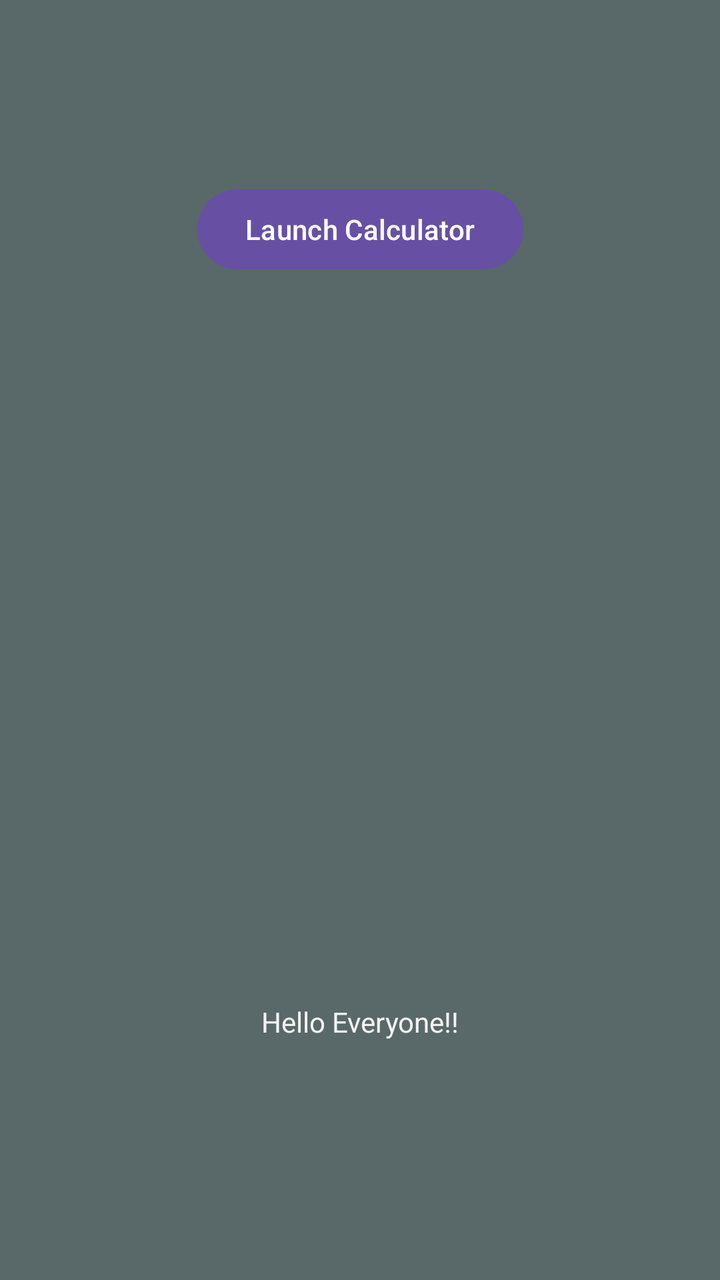
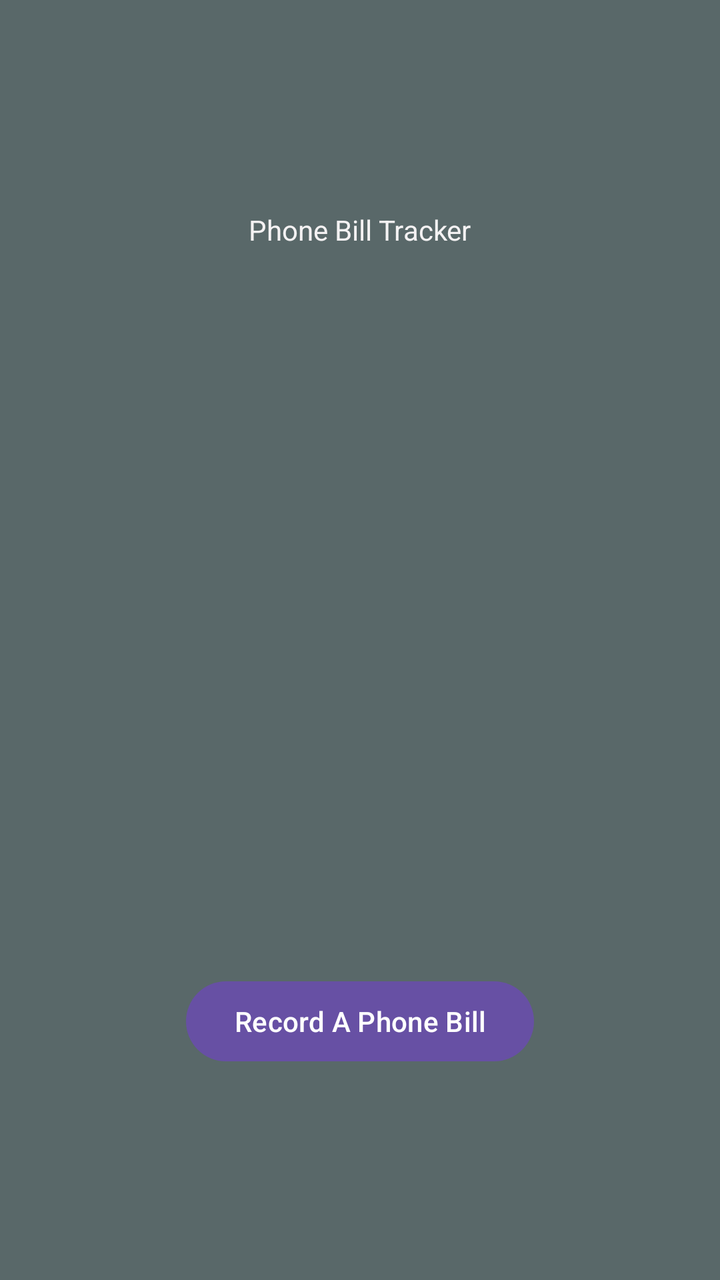

An Android layout rendered at two revisions. The XML below is the earlier revision; the diff shows what the commit changed to produce the second picture.
<!-- AndroidManifest.xml: application theme Theme.PhoneBill -->
<!-- res/layout/activity_main.xml -->
<?xml version="1.0" encoding="utf-8"?>
<androidx.constraintlayout.widget.ConstraintLayout xmlns:android="http://schemas.android.com/apk/res/android"
    xmlns:app="http://schemas.android.com/apk/res-auto"
    xmlns:tools="http://schemas.android.com/tools"
    android:id="@+id/main"
    android:layout_width="match_parent"
    android:layout_height="match_parent"
    android:background="@color/grey"
    tools:context=".MainActivity">

    <Button
        android:id="@+id/launchCalculator"
        android:layout_width="wrap_content"
        android:layout_height="wrap_content"
        android:onClick="launchCalculator"
        android:text="@string/launch_calculator"
        app:layout_constraintBottom_toTopOf="@+id/sums"
        app:layout_constraintEnd_toEndOf="parent"
        app:layout_constraintStart_toStartOf="parent"
        app:layout_constraintTop_toTopOf="parent" />

    <ListView
        android:id="@+id/sums"
        android:layout_width="409dp"
        android:layout_height="152dp"
        tools:layout_editor_absoluteX="1dp"
        tools:layout_editor_absoluteY="203dp"
        app:layout_constraintTop_toBottomOf="@id/hello"
        app:layout_constraintEnd_toEndOf="parent"
        app:layout_constraintStart_toStartOf="parent"
        app:layout_constraintBottom_toTopOf="@id/launchCalculator" />



    <TextView
        android:id="@+id/hello"
        android:layout_width="wrap_content"
        android:layout_height="wrap_content"
        android:text="@string/hello_class"
        android:textColor="@color/white"
        app:layout_constraintBottom_toBottomOf="parent"
        app:layout_constraintEnd_toEndOf="parent"
        app:layout_constraintStart_toStartOf="parent"
        app:layout_constraintTop_toBottomOf="@id/sums" />



</androidx.constraintlayout.widget.ConstraintLayout>
<!-- resources referenced by this layout -->
<resources>
  <color name="grey">#596869</color>
  <color name="white">#f4f2f3</color>
  <string name="hello_class">Hello Everyone!!</string>
  <string name="launch_calculator">Launch Calculator</string>
  <style name="Theme.PhoneBill" parent="Base.Theme.PhoneBill" />
  <style name="Base.Theme.PhoneBill" parent="Theme.Material3.DayNight.NoActionBar">
          
          
      </style>
</resources>

<!-- the commit's change to res/layout/activity_main.xml (unified diff, before → after) -->
@@ -8,40 +8,43 @@
     android:background="@color/grey"
     tools:context=".MainActivity">
 
-    <Button
-        android:id="@+id/launchCalculator"
+    <TextView
+        android:id="@+id/phoneBillAppTitle"
         android:layout_width="wrap_content"
         android:layout_height="wrap_content"
-        android:onClick="launchCalculator"
-        android:text="@string/launch_calculator"
-        app:layout_constraintBottom_toTopOf="@+id/sums"
+        android:text="@string/phone_bill_title"
+        android:textColor="@color/white"
+        app:layout_constraintBottom_toTopOf="@id/phoneBills"
         app:layout_constraintEnd_toEndOf="parent"
         app:layout_constraintStart_toStartOf="parent"
         app:layout_constraintTop_toTopOf="parent" />
 
+
     <ListView
-        android:id="@+id/sums"
+        android:id="@+id/phoneBills"
         android:layout_width="409dp"
         android:layout_height="152dp"
         tools:layout_editor_absoluteX="1dp"
         tools:layout_editor_absoluteY="203dp"
-        app:layout_constraintTop_toBottomOf="@id/hello"
+        app:layout_constraintTop_toBottomOf="@id/phoneBillAppTitle"
         app:layout_constraintEnd_toEndOf="parent"
         app:layout_constraintStart_toStartOf="parent"
-        app:layout_constraintBottom_toTopOf="@id/launchCalculator" />
+        app:layout_constraintBottom_toTopOf="@id/launchPhoneBillRecorder" />
+
+    <Button
+        android:id="@+id/launchPhoneBillRecorder"
+        android:layout_width="wrap_content"
+        android:layout_height="wrap_content"
+        android:onClick="launchCalculator"
+        android:text="@string/record_a_phone_bill_button"
+        app:layout_constraintBottom_toBottomOf="parent"
+        app:layout_constraintEnd_toEndOf="parent"
+        app:layout_constraintStart_toStartOf="parent"
+        app:layout_constraintTop_toBottomOf="@+id/phoneBills" />
 
 
 
-    <TextView
-        android:id="@+id/hello"
-        android:layout_width="wrap_content"
-        android:layout_height="wrap_content"
-        android:text="@string/hello_class"
-        android:textColor="@color/white"
-        app:layout_constraintBottom_toBottomOf="parent"
-        app:layout_constraintEnd_toEndOf="parent"
-        app:layout_constraintStart_toStartOf="parent"
-        app:layout_constraintTop_toBottomOf="@id/sums" />
+
 
 
 
<!-- resource entries referenced after the edit -->
@@ -2,8 +2,8 @@
 <resources>
   <color name="grey">#596869</color>
   <color name="white">#f4f2f3</color>
-  <string name="hello_class">Hello Everyone!!</string>
-  <string name="launch_calculator">Launch Calculator</string>
+  <string name="phone_bill_title">Phone Bill Tracker</string>
+  <string name="record_a_phone_bill_button">Record A Phone Bill</string>
   <style name="Theme.PhoneBill" parent="Base.Theme.PhoneBill" />
   <style name="Base.Theme.PhoneBill" parent="Theme.Material3.DayNight.NoActionBar">
           
